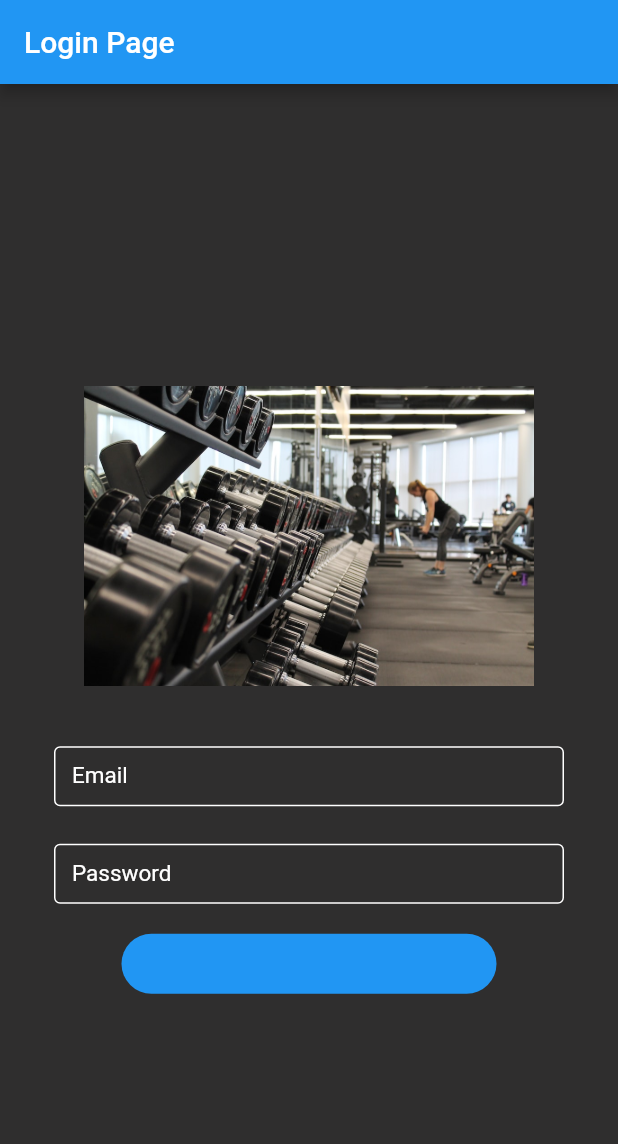
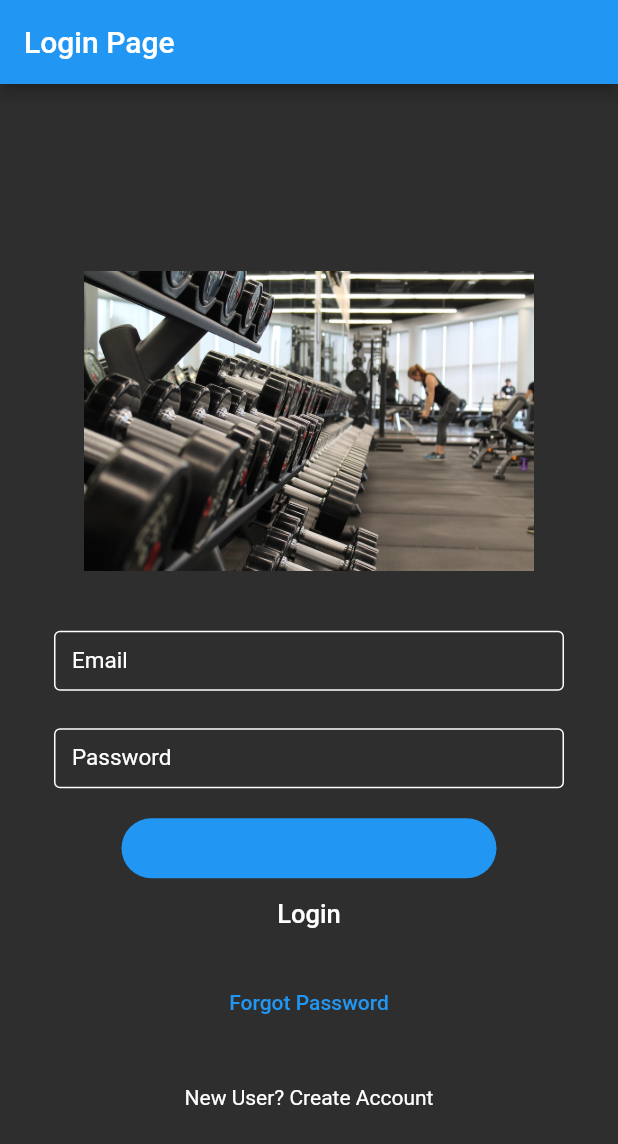
Before and after one commit to Adriantxu/Fitness-Front, a Flutter app: the screen it shows after launch, on a phone screen of 412 x 824 dp. Shown: the top 1144 px of the screen. Run offline on Flutter 3.47's test engine with Material 2 defaults, Android fonts, the phone set to English and light mode, and no system bars; our stand-ins replace google_fonts.

Commit message:
fixed issues

```diff
--- a/lib/HomePage.dart
+++ b/lib/HomePage.dart
@@ -1,5 +1,4 @@
 import 'package:flutter/material.dart';
-import 'package:just_friends/main.dart';
 import 'searchbar.dart';
 import 'settings.dart';
 import 'chatPage.dart';
@@ -10,7 +9,7 @@ class MyApp extends StatelessWidget {
   @override
   Widget build(BuildContext context) {
     return MaterialApp(
-      title: 'Just Friends',
+      title: 'Fitness App',
       theme: ThemeData(
         primarySwatch: Colors.blue,
       ),
@@ -159,7 +158,7 @@ class _HomePageState extends State<HomePage> {
       ),
       floatingActionButtonLocation: FloatingActionButtonLocation.centerDocked,
       appBar: AppBar(
-        title: Text('Just Friends'),
+        title: Text('Fitness App'),
       ),
       body: ListView.builder(
         itemCount: products.length,
--- a/lib/main.dart
+++ b/lib/main.dart
@@ -1,4 +1,6 @@
 import 'package:flutter/material.dart';
+import 'HomePage.dart';
+import 'registerPage.dart';
 
 void main() {
   runApp(MyApp());
@@ -118,44 +120,42 @@ class _LoginDemoState extends State<LoginDemo> {
               ),
             ),
           ),
-          //     child: TextButton(
-          //       onPressed: () {
-          //         print(emailController.text);
-          //         Navigator.push(
-          //           context,
-          //           MaterialPageRoute(builder: (_) => HomePage()),
-          //         );
-          //       },
-          //       child: const Text(
-          //         'Login',
-          //         style: TextStyle(color: Colors.white, fontSize: 17),
-          //       ),
-          //     ),
-          //   ),
-          // ),
-          // TextButton(
-          //   onPressed: () {
-          //     // TODO: button press logic
-          //   },
-          //   style: TextButton.styleFrom(
-          //     fixedSize: const Size(200, 70),
-          //   ),
-          //   child: const Text(
-          //     'Forgot Password',
-          //     style: TextStyle(color: Colors.blue),
-          //   ),
-          // ),
-          // const SizedBox(height: 20),
-          // GestureDetector(
-          //   onTap: () {
-          //     Navigator.push(
-          //       context,
-          //       MaterialPageRoute(builder: (_) => const LoginPage()),
-          //     );
-          //   },
-          //   child: const Text('New User? Create Account',
-          //       style: TextStyle(color: Colors.white)),
-          // ),
+          TextButton(
+            onPressed: () {
+              print(emailController.text);
+              Navigator.push(
+                context,
+                MaterialPageRoute(builder: (_) => HomePage()),
+              );
+            },
+            child: const Text(
+              'Login',
+              style: TextStyle(color: Colors.white, fontSize: 17),
+            ),
+          ),
+          TextButton(
+            onPressed: () {
+              // TODO: button press logic
+            },
+            style: TextButton.styleFrom(
+              fixedSize: const Size(200, 70),
+            ),
+            child: const Text(
+              'Forgot Password',
+              style: TextStyle(color: Colors.blue),
+            ),
+          ),
+          const SizedBox(height: 20),
+          GestureDetector(
+            onTap: () {
+              Navigator.push(
+                context,
+                MaterialPageRoute(builder: (_) => const LoginPage()),
+              );
+            },
+            child: const Text('New User? Create Account',
+                style: TextStyle(color: Colors.white)),
+          ),
         ],
       ),
     );
```
Also changed, not shown: 2 other files.
